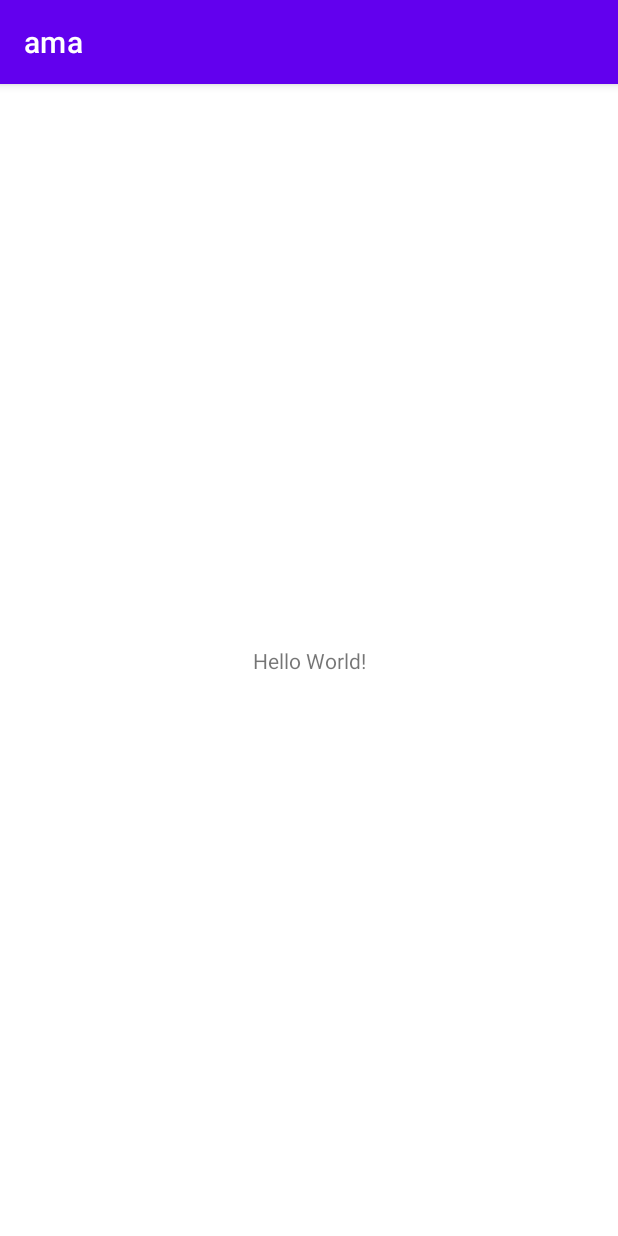
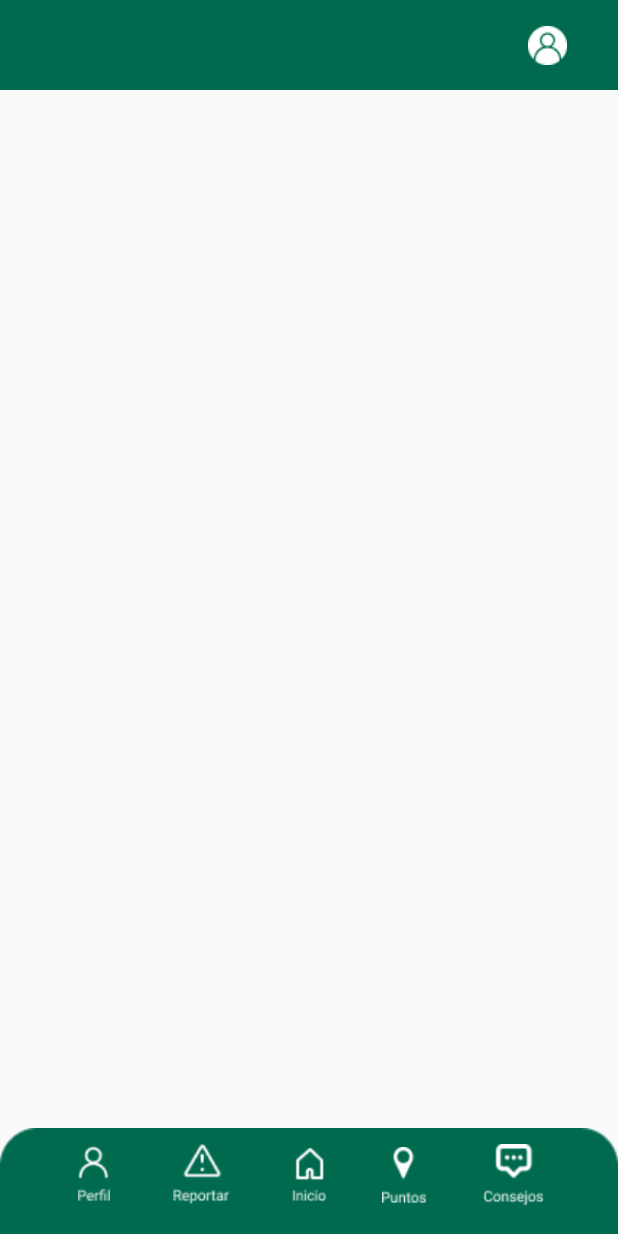
Before and after one commit to ElizaAldana/amaAndroid, an Android app: the screen it shows after launch (MainActivity), on a phone screen of 412 x 824 dp. Run offline under Robolectric (Android 15) with nearby library versions, the phone set to English and light mode, and no system bars.

Commit message:
img y botones del home

```diff
--- a/app/src/main/res/layout/activity_main.xml
+++ b/app/src/main/res/layout/activity_main.xml
@@ -6,13 +6,104 @@
     android:layout_height="match_parent"
     tools:context=".MainActivity">
 
-    <TextView
-        android:layout_width="wrap_content"
-        android:layout_height="wrap_content"
-        android:text="Hello World!"
+    <androidx.constraintlayout.widget.ConstraintLayout
+        android:id="@+id/constraintLayout2"
+        android:layout_width="match_parent"
+        android:layout_height="match_parent"
         app:layout_constraintBottom_toBottomOf="parent"
-        app:layout_constraintLeft_toLeftOf="parent"
-        app:layout_constraintRight_toRightOf="parent"
-        app:layout_constraintTop_toTopOf="parent" />
+        app:layout_constraintEnd_toEndOf="parent"
+        app:layout_constraintStart_toStartOf="parent"
+        app:layout_constraintTop_toTopOf="parent">
+
+        <ImageView
+            android:id="@+id/imageView"
+            android:layout_width="0dp"
+            android:layout_height="73dp"
+            app:layout_constraintBottom_toBottomOf="parent"
+            app:layout_constraintEnd_toEndOf="parent"
+            app:layout_constraintHorizontal_bias="0.512"
+            app:layout_constraintStart_toStartOf="parent"
+            app:srcCompat="@drawable/rect" />
+
+        <Button
+            android:id="@+id/button3"
+            android:layout_width="37.87dp"
+            android:layout_height="45.03dp"
+            android:layout_marginBottom="14dp"
+            android:background="@drawable/reporta"
+            app:layout_constraintBottom_toBottomOf="parent"
+            app:layout_constraintEnd_toStartOf="@+id/button4"
+            app:layout_constraintStart_toEndOf="@+id/button2"
+            app:layout_constraintTop_toTopOf="@+id/imageView" />
+
+        <Button
+            android:id="@+id/button4"
+            android:layout_width="22.7dp"
+            android:layout_height="36.1dp"
+            android:layout_marginBottom="8dp"
+            android:background="@drawable/homea"
+            app:layout_constraintBottom_toBottomOf="@+id/imageView"
+            app:layout_constraintEnd_toEndOf="parent"
+            app:layout_constraintStart_toStartOf="parent"
+            app:layout_constraintTop_toTopOf="@+id/imageView" />
+
+        <Button
+            android:id="@+id/button5"
+            android:layout_width="30.06dp"
+            android:layout_height="38.1dp"
+            android:layout_marginBottom="8dp"
+            android:background="@drawable/puntosa"
+            app:layout_constraintBottom_toBottomOf="parent"
+            app:layout_constraintEnd_toStartOf="@+id/button6"
+            app:layout_constraintStart_toEndOf="@+id/button4"
+            app:layout_constraintTop_toTopOf="@+id/imageView" />
+
+        <Button
+            android:id="@+id/button2"
+            android:layout_width="21.31dp"
+            android:layout_height="37.1dp"
+            android:layout_marginEnd="70dp"
+            android:layout_marginBottom="10dp"
+            android:background="@drawable/perfila"
+            app:layout_constraintBottom_toBottomOf="parent"
+            app:layout_constraintEnd_toStartOf="@+id/button4"
+            app:layout_constraintStart_toStartOf="parent"
+            app:layout_constraintTop_toTopOf="@+id/imageView" />
+
+        <Button
+            android:id="@+id/button6"
+            android:layout_width="40.37dp"
+            android:layout_height="41.13dp"
+            android:layout_marginStart="55dp"
+            android:layout_marginBottom="8dp"
+            android:background="@drawable/consejoa"
+            app:layout_constraintBottom_toBottomOf="parent"
+            app:layout_constraintEnd_toEndOf="parent"
+            app:layout_constraintStart_toEndOf="@+id/button4"
+            app:layout_constraintTop_toTopOf="@+id/imageView" />
+
+        <androidx.constraintlayout.widget.ConstraintLayout
+            android:id="@+id/constraintLayout"
+            android:layout_width="417dp"
+            android:layout_height="60dp"
+            android:background="#006A4E"
+            app:layout_constraintEnd_toEndOf="parent"
+            app:layout_constraintStart_toStartOf="parent"
+            app:layout_constraintTop_toTopOf="parent">
+
+            <Button
+                android:id="@+id/button"
+                android:layout_width="26dp"
+                android:layout_height="26dp"
+                android:layout_marginStart="354dp"
+                android:layout_marginEnd="37dp"
+                android:background="@drawable/profile"
+                app:layout_constraintBottom_toBottomOf="parent"
+                app:layout_constraintEnd_toEndOf="parent"
+                app:layout_constraintStart_toStartOf="parent"
+                app:layout_constraintTop_toTopOf="parent" />
+        </androidx.constraintlayout.widget.ConstraintLayout>
+
+    </androidx.constraintlayout.widget.ConstraintLayout>
 
 </androidx.constraintlayout.widget.ConstraintLayout>
--- a/app/src/main/res/values-night/themes.xml
+++ b/app/src/main/res/values-night/themes.xml
@@ -1,6 +1,6 @@
 <resources xmlns:tools="http://schemas.android.com/tools">
     <!-- Base application theme. -->
-    <style name="Theme.Ama" parent="Theme.MaterialComponents.DayNight.DarkActionBar">
+    <style name="Theme.Ama" parent="Theme.AppCompat.DayNight.NoActionBar">
         <!-- Primary brand color. -->
         <item name="colorPrimary">@color/purple_200</item>
         <item name="colorPrimaryVariant">@color/purple_700</item>
--- a/app/src/main/res/values/themes.xml
+++ b/app/src/main/res/values/themes.xml
@@ -1,6 +1,6 @@
 <resources xmlns:tools="http://schemas.android.com/tools">
     <!-- Base application theme. -->
-    <style name="Theme.Ama" parent="Theme.MaterialComponents.DayNight.DarkActionBar">
+    <style name="Theme.Ama" parent="Theme.AppCompat.DayNight.NoActionBar">
         <!-- Primary brand color. -->
         <item name="colorPrimary">@color/purple_500</item>
         <item name="colorPrimaryVariant">@color/purple_700</item>
```
Also changed, not shown: app/src/main/res/drawable/consejoa.png (added), app/src/main/res/drawable/homea.png (added), app/src/main/res/drawable/perfila.png (added), app/src/main/res/drawable/profile.png (added), app/src/main/res/drawable/puntosa.png (added), app/src/main/res/drawable/rect.png (added), app/src/main/res/drawable/reporta.png (added), app/src/main/res/font/robotobold.ttf (added), app/src/main/res/font/robotocondensedbold.ttf (added), app/src/main/res/font/robotoregular.ttf (added).
